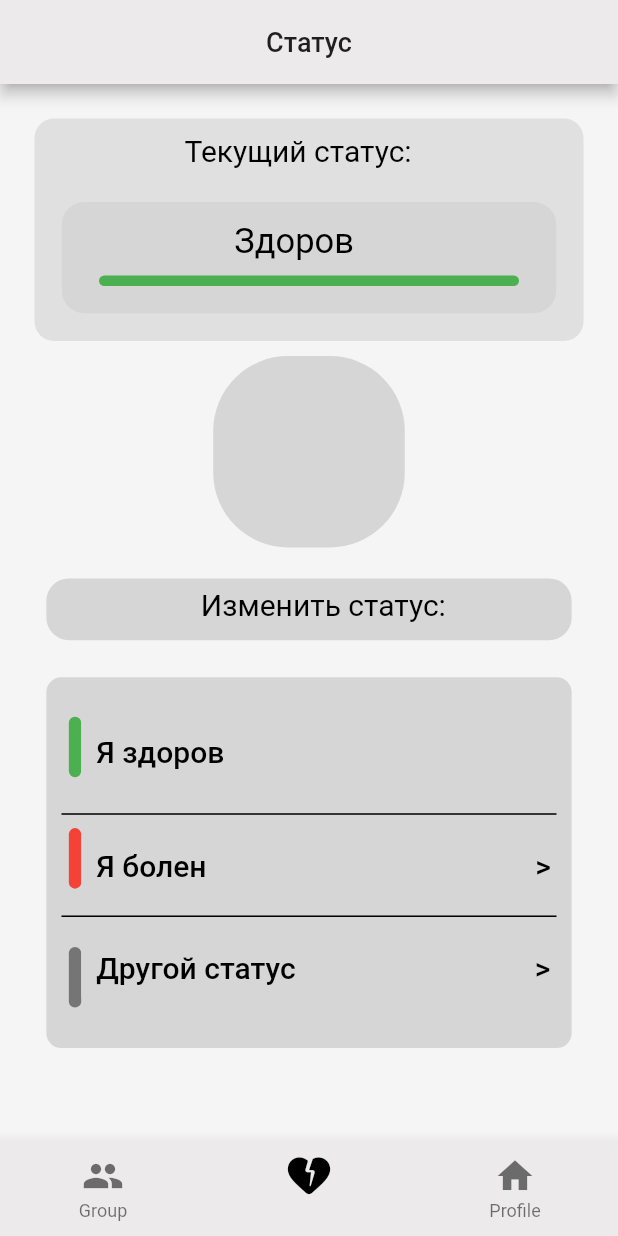
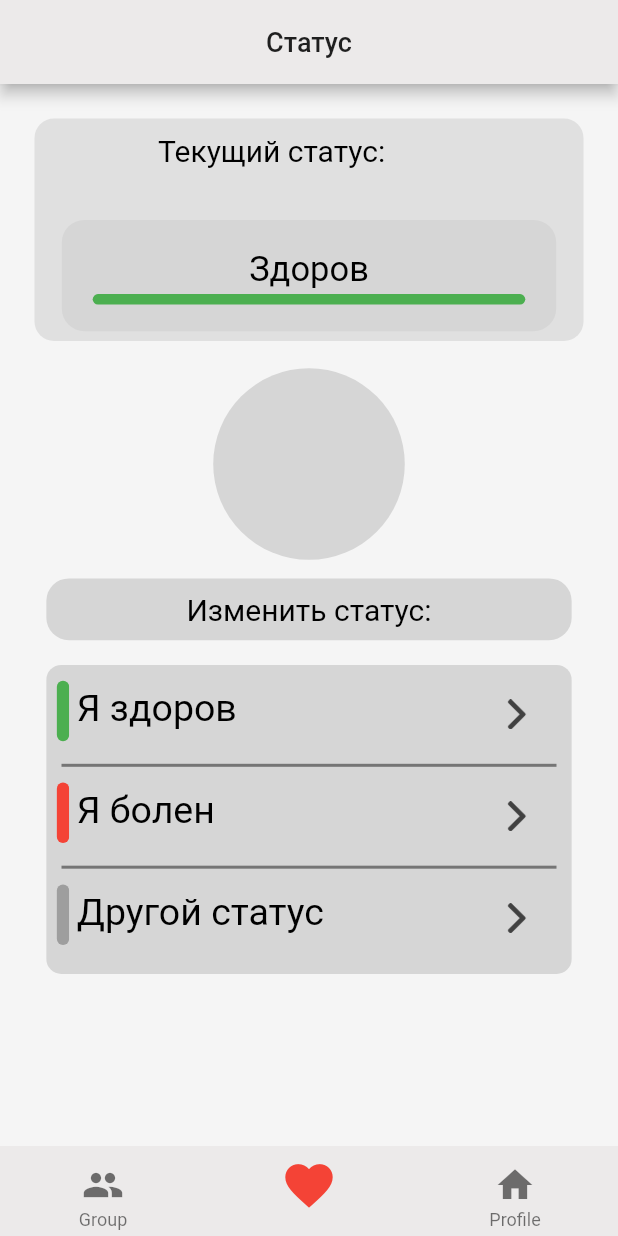
Before and after one commit to Velp6268/AppHealthStatus, a Flutter app: the MainScreenWidget screen opened by its route, on a phone screen of 412 x 824 dp. Run offline on Flutter 3.47's test engine with Material 2 defaults, Android fonts, the phone set to English and light mode, and no system bars.

Commit message:
Status full and start Authorization

```diff
--- a/lib/Frames/Status.dart
+++ /dev/null
@@ -1,231 +0,0 @@
-import 'dart:typed_data';
-
-import 'package:flutter/cupertino.dart';
-import 'package:flutter/material.dart';
-
-class Status extends StatelessWidget {
-  const Status({Key? key}) : super(key: key);
-
-  @override
-  Widget build(BuildContext context) {
-    return Scaffold(
-      appBar: AppBar(
-        automaticallyImplyLeading: false,
-        title: Text("Статус",style: TextStyle(fontSize: 18, color: Colors.black87),
-        ),
-        centerTitle: true,
-      ),
-      body: Stack(
-        alignment: Alignment.topCenter,
-            textDirection: TextDirection.ltr,
-            children: <Widget>[
-              Container(
-                width: 450,
-                height: 750,
-                color: Colors.grey[100],
-              ),
-              Container(
-                width: MediaQuery.of(context).size.width,
-                height: MediaQuery.of(context).size.height * 0.18,
-                padding: EdgeInsets.only(top: 10, right: 10, left: 100, bottom: 0),
-                margin: EdgeInsets.all(23),
-                decoration:BoxDecoration(
-                  borderRadius: BorderRadius.circular(13),
-                  color: Colors.grey[300],
-                ),
-                child:const Text(
-                    "Текущий статус:" ,
-                  style: TextStyle(
-                        color: Colors.black,
-                        fontSize: 20,
-                        ),
-                )
-              ),
-              Container(
-                width: MediaQuery.of(context).size.width * 0.8,
-                height: MediaQuery.of(context).size.height * 0.09,
-                margin: EdgeInsets.fromLTRB(0, MediaQuery.of(context).size.height * 0.53 * 0.18, 0, 0),
-                  padding: EdgeInsets.only(top: 13, right: 15, left: 115, bottom: 0),
-                decoration:BoxDecoration(
-                  borderRadius: BorderRadius.circular(15),
-                  color: Colors.grey[350],
-                ),
-                  child:const Text(
-                    "Здоров" ,
-                    style: TextStyle(
-                        color: Colors.black,
-                        fontSize: 23,
-                       ),
-                  )
-              ),
-              ///Линия текущего статуса
-              Container(
-                width: 280,
-                height: 7,
-                margin: EdgeInsets.only(top: MediaQuery.of(context).size.height *0.155, right: 0, left: 0, bottom: 0),
-                decoration:BoxDecoration(
-                  borderRadius: BorderRadius.circular(15),
-                  color: Colors.green,
-                ),
-              ),
-                ///Аватарка
-                Container(
-                  height: MediaQuery.of(context).size.height * 0.155,
-                  width: MediaQuery.of(context).size.height * 0.155,
-                  margin: EdgeInsets.only(top: MediaQuery.of(context).size.height *0.22, bottom: 180, left: 0, right: 0),
-                  decoration:BoxDecoration(
-                    borderRadius: BorderRadius.circular(50),
-                    color: Colors.grey[350],
-                  ),
-                ),
-              ///Текстовая плашка "Изменить здоровье"////////////
-
-              Container(
-                  height: MediaQuery.of(context).size.height * 0.05,
-                  width: MediaQuery.of(context).size.width * 0.85,
-                  margin: EdgeInsets.only(top: MediaQuery.of(context).size.height *0.4, bottom: 180, left: 0, right: 0),
-                  padding: EdgeInsets.only(top: 6, bottom: 2, left: MediaQuery.of(context).size.width *0.25, right: 0),
-                  decoration:BoxDecoration(
-                    borderRadius: BorderRadius.circular(15),
-                    color: Colors.grey[350],
-                  ),
-                  child:const Text(
-                    "Изменить статус:" ,
-                    style: TextStyle(
-                      color: Colors.black,
-                      fontSize: 20,
-                    ),
-                  )
-              ),
-
-              ///Задний фон кнопок состояний здоровья////////////
-                Container(
-                  width: MediaQuery.of(context).size.width * 0.85,
-                  height: MediaQuery.of(context).size.height * 0.3,
-                  margin: EdgeInsets.only(top: MediaQuery.of(context).size.height * 0.48, right: 0, left: 0, bottom: MediaQuery.of(context).size.height * 0.01),
-                  decoration:BoxDecoration(
-                    borderRadius: BorderRadius.circular(10),
-                    color: Colors.grey[350],
-                  ),
-                ///Кнопки состояния здоровья////////////////
-               child: Column(
-                  verticalDirection: VerticalDirection.up,
-                  children: [
-                      Row(
-
-                       children:[
-                         Container(
-                           width: MediaQuery.of(context).size.width * 0.02,
-                           height: MediaQuery.of(context).size.height * 0.049,
-                           margin: EdgeInsets.only(top: 0, right: 0, left: 15, bottom: 12),
-                           decoration:BoxDecoration(
-                             borderRadius: BorderRadius.circular(11),
-                             color: Colors.black45,
-                           ),
-                         ),
-                         Container(
-                             width: MediaQuery.of(context).size.width * 0.79,
-
-                             height: MediaQuery.of(context).size.height * 0.07,
-                            margin: EdgeInsets.only(top: 0, right: 0, left: 0,bottom: MediaQuery.of(context).size.height * 0.03),
-                            padding: EdgeInsets.only(top: 0, right: 0, left: 2, bottom: 0),
-                            decoration:BoxDecoration(
-                              borderRadius: BorderRadius.circular(11),
-                              color: Colors.grey[350],
-                            ),
-                            child: Align(
-                                alignment: Alignment.centerLeft,
-                                child: TextButton(
-                                    style: ElevatedButton.styleFrom(backgroundColor: Color(0xA2A2A2),
-                                    ),
-                                    onPressed: () {  },
-                                    child:Text("Другой статус                                >",style: TextStyle (fontSize: 20,color: Colors.black,) ,  textDirection: TextDirection.ltr)
-
-                                )
-                            )
-                        )
-                       ]
-                      ),
-                    Container(
-                      width: 330,
-                      height: 1,
-                      color: Colors.black,
-                      margin: EdgeInsets.only(top: 2, bottom: 5, left: 0, right: 0),
-                    ),
-
-                    Row(
-                      children: [
-                        Container(
-                          width: MediaQuery.of(context).size.width * 0.02,
-                          height: MediaQuery.of(context).size.height * 0.049,
-                          margin: EdgeInsets.only(top: 0, right: 0, left: 15, bottom: 12),
-                          decoration:BoxDecoration(
-                            borderRadius: BorderRadius.circular(11),
-                            color: Colors.red,
-                          ),
-                        ),
-                        Container(
-                            width: MediaQuery.of(context).size.width * 0.79,
-                            height: MediaQuery.of(context).size.height * 0.07,
-                            margin: EdgeInsets.only(top: 0, right: 0, left: 0, bottom: MediaQuery.of(context).size.height * 0.003),
-                            padding: EdgeInsets.only(top: 0, right: 0, left: 2, bottom: 0),
-                            decoration:BoxDecoration(
-                              borderRadius: BorderRadius.circular(11),
-                              color: Colors.grey[350],
-                            ),
-                            child: Align(
-                                alignment: Alignment.centerLeft,
-                                child: TextButton(
-                                    style: ElevatedButton.styleFrom(backgroundColor: Color(0xA2A2A2)),
-                                    onPressed: () {  },
-                                    child:Text("Я болен                                            >",style: TextStyle (fontSize: 20,color: Colors.black,) ,  textDirection: TextDirection.ltr)
-                                )
-                            )
-                        ),
-                      ],
-                    ),
-                    Container(
-                      width: 330,
-                      height: 1,
-                      color: Colors.black,
-                      margin: EdgeInsets.only(top: 2, bottom: 5, left: 0, right: 0),
-                    ),
-                    Row(
-                      children: [
-                        Container(
-                          width: MediaQuery.of(context).size.width * 0.02,
-                          height: MediaQuery.of(context).size.height * 0.049,
-                          margin: EdgeInsets.only(top: 0, right: 0, left: 15, bottom: 12),
-                          decoration:BoxDecoration(
-                            borderRadius: BorderRadius.circular(11),
-                            color: Colors.green,
-                          ),
-                        ),
-                        Container(
-                            width: MediaQuery.of(context).size.width * 0.79,
-                            height: MediaQuery.of(context).size.height * 0.08,
-                            margin: EdgeInsets.only(top: MediaQuery.of(context).size.height * 0.0009, right: 0, left: 0, bottom: MediaQuery.of(context).size.height * 0.007),
-                            padding: EdgeInsets.only(top: 0, right: 0, left: 2, bottom: 0),
-                            decoration:BoxDecoration(
-                              borderRadius: BorderRadius.circular(11),
-                              color: Colors.grey[350],
-                            ),
-                            child: Align(
-                                alignment: Alignment.centerLeft,
-                                child: TextButton(
-                                    style: ElevatedButton.styleFrom(backgroundColor: Color(0xA2A2A2)),
-                                    onPressed: () {  },
-                                    child:Text("Я здоров                                            ",style: TextStyle (fontSize: 20,color: Colors.black,) ,  textDirection: TextDirection.ltr)
-                                )
-                            )
-                        )
-                      ],
-                    ),
-                  ],
-                )
-                ),
-            ],
-      ),
-    );
-  }
-}
--- /dev/null
+++ b/lib/Frames/Status2.dart
@@ -0,0 +1,167 @@
+import 'package:flutter/cupertino.dart';
+import 'package:flutter/material.dart';
+
+import '../ui/status_btn.dart';
+
+class Status2 extends StatefulWidget {
+  const Status2({Key? key}) : super(key: key);
+
+  @override
+  State<Status2> createState() => _Status2State();
+}
+
+class _Status2State extends State<Status2> {
+
+  Color color = Colors.green;
+  String text = "Здоров";
+
+  _changeStatus(Color color, String text){
+    setState(() {
+      this.color = color;
+      this.text = text;
+    });
+  }
+
+
+  @override
+  Widget build(BuildContext context) {
+    return Scaffold(
+      appBar: AppBar(
+        automaticallyImplyLeading: false,
+        title: Text("Статус",style: TextStyle(fontSize: 18, color: Colors.black87),
+        ),
+        centerTitle: true,
+      ),
+      body: Stack(
+        alignment: Alignment.topCenter,
+        textDirection: TextDirection.ltr,
+        children: <Widget>[
+          Container(
+            width: 450,
+            height: 750,
+            color: Colors.grey[100],
+          ),
+          Container(
+              width: MediaQuery.of(context).size.width,
+              height: MediaQuery.of(context).size.height * 0.18,
+              padding: EdgeInsets.only(top: 10, right: 10, left: MediaQuery.of(context).size.width*0.2, bottom: 0),
+              margin: EdgeInsets.all(23),
+              decoration:BoxDecoration(
+                borderRadius: BorderRadius.circular(13),
+                color: Colors.grey[300],
+              ),
+              child:const Text(
+                "Текущий статус:" ,
+                style: TextStyle(
+                  color: Colors.black,
+                  fontSize: 20,
+                ),
+              )
+          ),
+          Container(
+              width: MediaQuery.of(context).size.width * 0.8,
+              height: MediaQuery.of(context).size.height * 0.09,
+              margin: EdgeInsets.fromLTRB(0, MediaQuery.of(context).size.height * 0.11, 0, 0),
+              padding: EdgeInsets.only(top: 0, right: 0, left: 0, bottom: MediaQuery.of(context).size.height * 0.01),
+              decoration:BoxDecoration(
+                borderRadius: BorderRadius.circular(15),
+                color: Colors.grey[350],
+              ),
+
+              child: Center(
+
+                child: Text(
+                  text ,
+                  style: TextStyle(
+                    color: Colors.black,
+                    fontSize: 23,
+                  ),
+                ),
+              )
+          ),
+          ///Линия текущего статуса
+          buildStatusContainer(context),
+
+          Container(
+            height: MediaQuery.of(context).size.height * 0.155,
+            width: MediaQuery.of(context).size.height * 0.155,
+            margin: EdgeInsets.only(top: MediaQuery.of(context).size.height *0.23, bottom: 180, left: 0, right: 0),
+            decoration:BoxDecoration(
+              borderRadius: BorderRadius.circular(MediaQuery.of(context).size.height * 0.155,),
+              color: Colors.grey[350],
+            ),
+          ),
+          ///Текстовая плашка "Изменить здоровье"////////////
+
+          Container(
+              height: MediaQuery.of(context).size.height * 0.05,
+              width: MediaQuery.of(context).size.width * 0.85,
+              margin: EdgeInsets.only(top: MediaQuery.of(context).size.height *0.4, bottom: 150, left: 0, right: 0),
+
+              decoration:BoxDecoration(
+                borderRadius: BorderRadius.circular(15),
+                color: Colors.grey[350],
+              ),
+              child: Align(
+                alignment: Alignment.center,
+                  child:const Text(
+                    "Изменить статус:" ,
+                    style: TextStyle(
+                      color: Colors.black,
+                      fontSize: 20,
+                    ),
+                  )
+              )
+
+          ),
+
+          ///Задний фон кнопок состояний здоровья////////////
+          Container(
+            width: MediaQuery.of(context).size.width * 0.85,
+            height: MediaQuery.of(context).size.height * 0.25,
+            margin: EdgeInsets.only(top: MediaQuery.of(context).size.height * 0.47, right: 0, left: 0, bottom: MediaQuery.of(context).size.height * 0.01),
+            padding:  EdgeInsets.only(top: 0 * 0.001, right: 0, left: 0, bottom: 0),
+            decoration:BoxDecoration(
+              borderRadius: BorderRadius.circular(10),
+              color: Colors.grey[350],
+            ),
+            ///Кнопки состояния здоровья////////////////
+            child:SingleChildScrollView(
+                child:
+                Column(
+                  verticalDirection: VerticalDirection.up,
+                  children: [
+                    StatusButton(color: Colors.grey, text: "Другой статус", onClick: _changeStatus,  ),
+
+                    Container(
+                      height: 2,
+                      width: 330,
+                      color: Colors.black45,
+                    ),
+                    StatusButton(color: Colors.red, text: "Я болен", onClick: _changeStatus, ),
+                    Container(
+                      height: 2,
+                      width: 330,
+                      color: Colors.black45,
+                    ),
+                    StatusButton(color: Colors.green, text: "Я здоров", onClick: _changeStatus,),
+                  ],
+                )),
+          ),
+        ],
+      ),
+    );
+  }
+
+  Container buildStatusContainer(BuildContext context) {
+    return Container(
+          width: MediaQuery.of(context).size.width*0.7,
+          height: 7,
+          margin: EdgeInsets.only(top: MediaQuery.of(context).size.height *0.17, right: 0, left: 0, bottom: 0),
+          decoration:BoxDecoration(
+            borderRadius: BorderRadius.circular(15),
+            color: color,
+          ),
+        );
+  }
+}
--- a/lib/main.dart
+++ b/lib/main.dart
@@ -12,15 +12,10 @@ void main() {
       theme: ThemeData(
         appBarTheme: const AppBarTheme(
           backgroundColor: AppColors.mainGrey
-
         ),
-
-
       bottomNavigationBarTheme: const BottomNavigationBarThemeData(
           backgroundColor: AppColors.mainGrey,
           selectedItemColor: AppColors.iconColor,
-
-
         ),
       ),
       routes:{
@@ -33,29 +28,79 @@ void main() {
 
 class Main extends StatelessWidget{
   const Main({Key? key}) : super(key: key);
-
   @override
   Widget build(BuildContext context) {
     return Scaffold(
       body: SafeArea(
-        child: Center(
-          child: Column(
-            mainAxisAlignment: MainAxisAlignment.center,
-            children: [
-              const Text('Main Page'),
-              TextButton.icon(
-                style: ButtonStyle(
-                  backgroundColor: MaterialStateProperty.all(Colors.black),
-                  foregroundColor: MaterialStateProperty.all(Colors.white),
+        child: Column(
+          mainAxisAlignment: MainAxisAlignment.start,
+          children: [
+
+              Padding(
+
+                padding: const EdgeInsets.only(top: 116, bottom: 20 , left: 0, right: 0),
+                child: Align(
+                  alignment: Alignment.topCenter,
+                  child:SizedBox(
+                    height: 75,
+                    width: 75,
+                    child: Image.asset("assets/images/Img_Love_Authorization.png",)
+                ),),
+              ),
+
+            const Text('Вход в Life' , style: TextStyle(fontSize: 26, fontWeight: FontWeight.bold,), ),
+            Container(
+              width: MediaQuery.of(context).size.width * 0.87,
+                height: 50,
+                margin: EdgeInsets.only(top: 40, bottom: 0, left: 0, right: 0),
+                padding: EdgeInsets.only(top: 0, bottom: 1, left:10, right: 0),
+                decoration: BoxDecoration(
+                    color: Colors.grey[350],
+                    borderRadius: BorderRadius.circular(7)
                 ),
-                onPressed: (){
-                  Navigator.pushNamed(context, '/main_screen_widget');
-                },
-                icon: const Icon(Icons.settings),
-                label: const Text('Перейти в Статус Здоровья'),
+
+                child: Align(
+                  alignment: Alignment.centerLeft,
+                    child: TextFormField(initialValue: "Почта",)
+                )
+            ),
+            Container(
+                width: MediaQuery.of(context).size.width * 0.87,
+                height: 50,
+                margin: EdgeInsets.only(top: 20, bottom: 40, left: 0, right: 0),
+                padding: EdgeInsets.only(top: 0, bottom: 1, left: 10, right: 0),
+                decoration: BoxDecoration(
+                    color: Colors.grey[350],
+                    borderRadius: BorderRadius.circular(7)
+                ),
+
+                child: Align(
+                    alignment: Alignment.centerLeft,
+                    child: TextFormField(
+                      initialValue: "Пароль",
+                    )
+                )
+            ),
+            GestureDetector(
+              onTap:(){
+                    Navigator.pushNamed(context, '/main_screen_widget');
+                      },
+              child: Container(
+                        width: 200,
+                height: 35,
+                decoration: BoxDecoration(
+                    color: Colors.grey[350],
+                    borderRadius: BorderRadius.circular(30)
+                ),
+                  child: Align(
+                    alignment: Alignment.center,
+                    child: Text(
+                      'Войти' , style: TextStyle(fontSize: 18, ),
+                    ),
+                  ),
               ),
-            ],
-          ),
+            )
+          ],
         ),
       ),
     );
--- a/lib/main_screen_widget.dart
+++ b/lib/main_screen_widget.dart
@@ -1,7 +1,8 @@
 import 'package:flutter/material.dart';
 import 'package:health_status/Frames/Group.dart';
-import 'package:health_status/Frames/Status.dart';
 import 'package:health_status/Frames/Profile.dart';
+
+import 'Frames/Status2.dart';
 
 
 class MainScreenWidget extends StatefulWidget {
@@ -18,7 +19,7 @@ class _MainScreenWidgetState extends State<MainScreenWidget> {
 
   static const List<Widget> _widgetOptions = <Widget>[
     Group(),
-    Status(),
+    Status2(),
     Profile(),
   ];
 
@@ -37,7 +38,13 @@ class _MainScreenWidgetState extends State<MainScreenWidget> {
 
 
       body: Center(child: _widgetOptions[_selectedTab]),
-      bottomNavigationBar: BottomNavigationBar(
+      bottomNavigationBar:SizedBox(
+        height: 60,
+        child: SingleChildScrollView(
+
+          physics: NeverScrollableScrollPhysics(),
+
+        child: BottomNavigationBar(
           currentIndex: _selectedTab,
           iconSize: 28.0,
           items: const [
@@ -49,8 +56,11 @@ class _MainScreenWidgetState extends State<MainScreenWidget> {
             ),
             BottomNavigationBarItem(
               icon: Icon(
-                Icons.heart_broken_rounded,
-                size: 34
+
+                  Icons.favorite,
+                  color: Colors.red,
+                  size: 38
+
               ),
               label: '',
             ),
@@ -60,9 +70,14 @@ class _MainScreenWidgetState extends State<MainScreenWidget> {
               ),
               label: 'Profile',
             ),
+
           ],
           onTap: onSelectTab ,
         ),
+
+      ),
+
+)
     );
   }
 }
--- /dev/null
+++ b/lib/ui/status_btn.dart
@@ -0,0 +1,62 @@
+import 'dart:io';
+
+import 'package:flutter/cupertino.dart';
+import 'package:flutter/material.dart';
+
+
+class StatusButton extends StatelessWidget {
+
+  final String text;
+  final Color color;
+  final Function? onClick;
+
+
+  const StatusButton({Key? key, required this.color, required this.text, required this.onClick ,}) : super(key: key);
+
+  @override
+  Widget build(BuildContext context) {
+   return GestureDetector(
+     onTap: () => {
+       onClick!(color, text),
+
+     },
+     child: Row(
+        children: [
+          Container(
+            width: MediaQuery.of(context).size.width * 0.02,
+            height: MediaQuery.of(context).size.height * 0.049,
+            margin: EdgeInsets.only(top: MediaQuery.of(context).size.height * 0.009, right: 0, left: 7, bottom: 12),
+            decoration:BoxDecoration(
+              borderRadius: BorderRadius.circular(11),
+              color: color,
+            ),
+          ),
+          Container(
+              width: MediaQuery.of(context).size.width * 0.7,
+              height: MediaQuery.of(context).size.height * 0.07,
+              margin: EdgeInsets.only(top: 0, right: 0, left: 0, bottom: MediaQuery.of(context).size.height * 0.01),
+              padding: EdgeInsets.only(top: 0, right: 0, left: 5, bottom: 0),
+              decoration:BoxDecoration(
+                borderRadius: BorderRadius.circular(11),
+                color: Colors.grey[350],
+              ),
+            child: Align(
+              alignment: Alignment.centerLeft,
+              child: Text(text, style: TextStyle(color: Colors.black, fontSize: 25),),
+    )
+
+
+
+    ),
+            Container(
+              height: 20,
+            width: 20,
+              child: Image.asset("assets/images/pointer.png")
+              ),
+
+        ],
+      ),
+   );
+
+  }
+}
--- a/pubspec.yaml
+++ b/pubspec.yaml
@@ -40,6 +40,9 @@ dev_dependencies:
   flutter_test:
     sdk: flutter
 
+
+
+
   # The "flutter_lints" package below contains a set of recommended lints to
   # encourage good coding practices. The lint set provided by the package is
   # activated in the `analysis_options.yaml` file located at the root of your
@@ -58,6 +61,9 @@ flutter:
   # the material Icons class.
   uses-material-design: true
 
+  assets:
+    - assets/images/pointer.png
+    - assets/images/Img_Love_Authorization.png
   # To add assets to your application, add an assets section, like this:
   # assets:
   #   - images/a_dot_burr.jpeg
```
Also changed, not shown: assets/icons/iconHeart.png (added), assets/images/Img_Love_Authorization.png (added), assets/images/pointer.png (added). Lines whose indentation alone changed are shown as unchanged.
